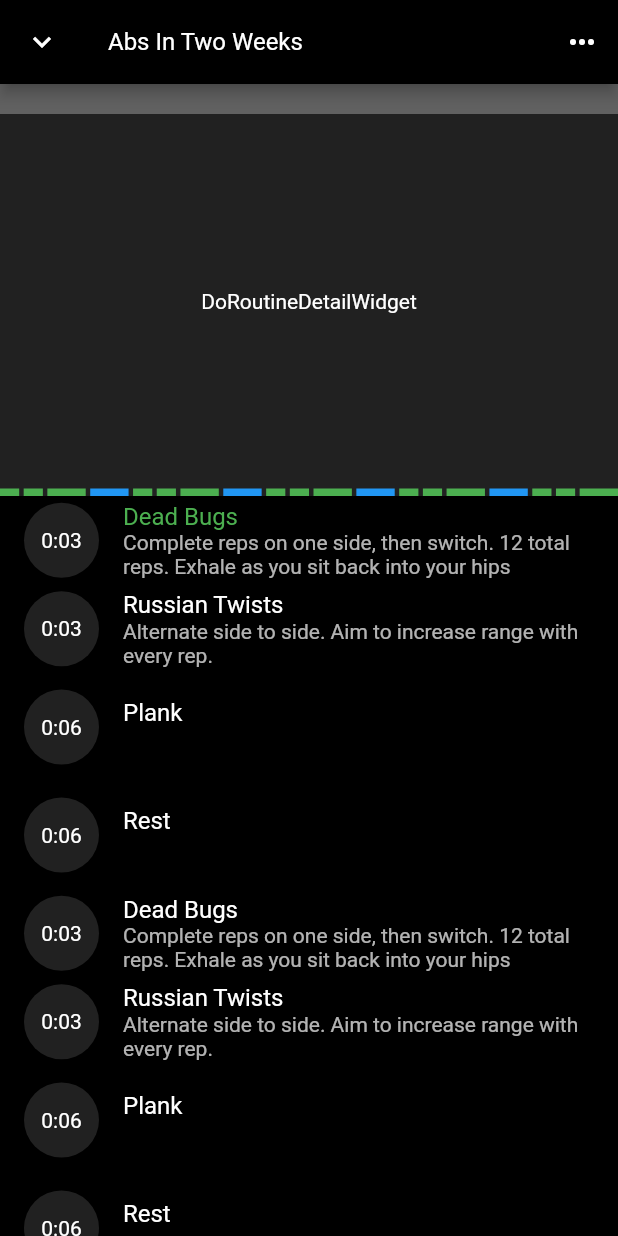
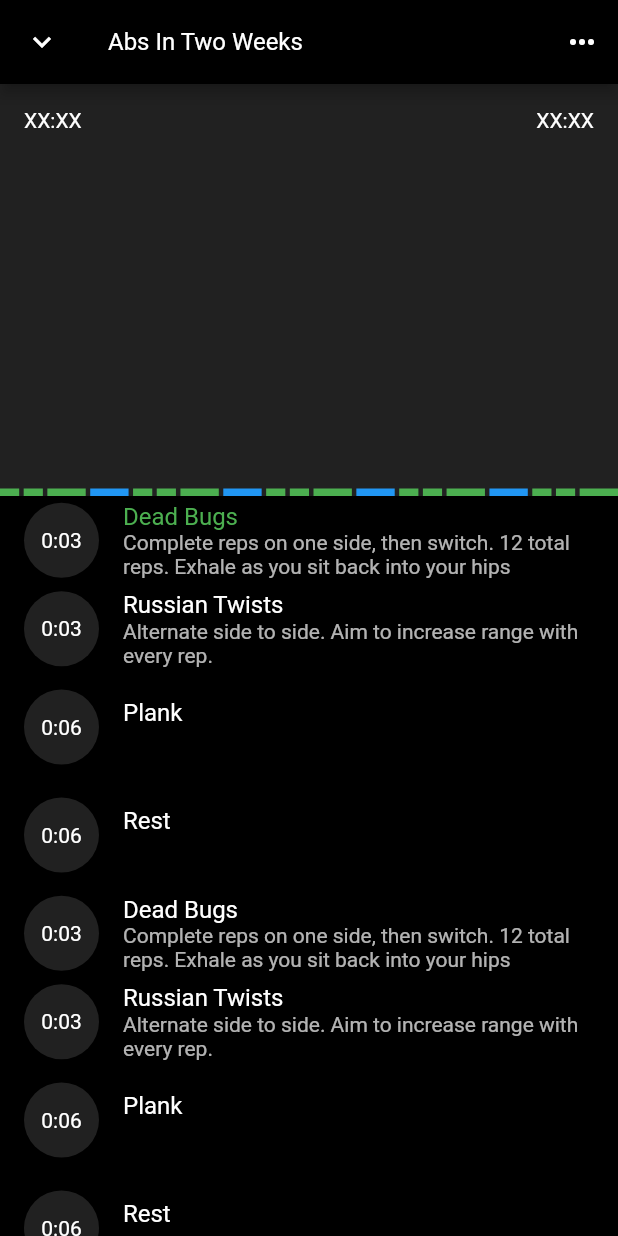
Before and after one commit to ivedone/mvp, a Flutter app: the screen it shows after launch, on a phone screen of 412 x 824 dp. Run offline on Flutter 3.47's test engine with Material 2 defaults, Android fonts, the phone set to English and light mode, and no system bars; drawn by our look-alikes of scrollable_positioned_list.

Commit message:
Layout for ClockLayer

```diff
--- /dev/null
+++ b/lib/components/do_routine/detail/clock.dart
@@ -0,0 +1,27 @@
+import 'package:flutter/material.dart';
+import 'package:mvp/components/do_routine/progress/progress.dart';
+
+class DoRoutineDetailClock extends StatelessWidget {
+  const DoRoutineDetailClock({Key? key}) : super(key: key);
+
+  @override
+  Widget build(BuildContext context) {
+    return Center(
+      child: Column(
+        mainAxisAlignment: MainAxisAlignment.spaceBetween,
+        crossAxisAlignment: CrossAxisAlignment.stretch,
+        children: [
+          Padding(
+              padding: const EdgeInsets.all(16.0),
+              child: Row(
+                  mainAxisAlignment: MainAxisAlignment.spaceBetween,
+                  children: [
+                    Text('XX:XX'),
+                    Text('XX:XX'),
+                  ])),
+          const DoRoutineProgressIndicator(),
+        ],
+      ),
+    );
+  }
+}
--- a/lib/components/do_routine/detail/detail.dart
+++ b/lib/components/do_routine/detail/detail.dart
@@ -1,5 +1,6 @@
 import 'package:flutter/material.dart';
-import 'package:mvp/components/do_routine/progress/progress.dart';
+
+import 'clock.dart';
 
 class DoRoutineDetailWidget extends StatelessWidget {
   const DoRoutineDetailWidget({Key? key}) : super(key: key);
@@ -11,13 +12,8 @@ class DoRoutineDetailWidget extends StatelessWidget {
         height: height,
         child: Container(
             color: Theme.of(context).colorScheme.primaryVariant,
-            child: Column(
-                crossAxisAlignment: CrossAxisAlignment.stretch,
-                children: [
-                  SizedBox(
-                      height: 20, child: Container(color: Colors.grey[700])),
-                  Expanded(child: Center(child: Text('DoRoutineDetailWidget'))),
-                  DoRoutineProgressIndicator(),
-                ])));
+            child: Stack(children: [
+              DoRoutineDetailClock(),
+            ])));
   }
 }
```
